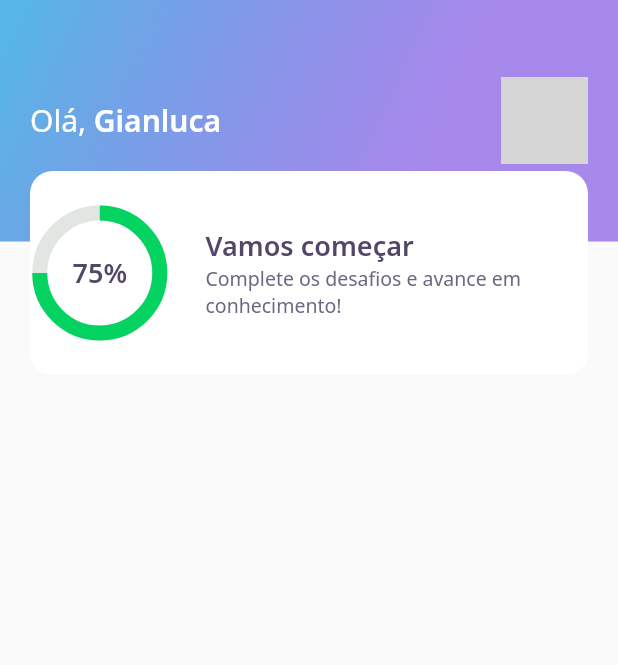
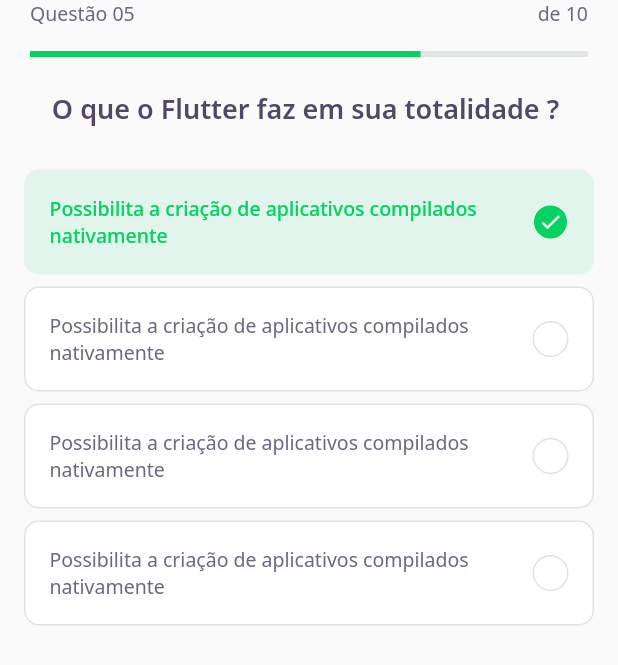
Before and after one commit to gianlucampos/devquiz, a Flutter app: the screen it shows after launch, on a phone screen of 412 x 824 dp. Shown: the top 665 px of the screen. Run offline on Flutter 3.47's test engine with Material 2 defaults, Android fonts, the phone set to English and light mode, and no system bars; our stand-ins replace google_fonts; grey boxes are pictures that could not be loaded.

Commit message:
Dia 02 nlw

```diff
--- /dev/null
+++ b/lib/challenge/challenge_page.dart
@@ -0,0 +1,21 @@
+import 'package:devquiz/challenge/widgets/question_indicator/question_indicator_widget.dart';
+import 'package:devquiz/challenge/widgets/quiz/quiz_widget.dart';
+import 'package:flutter/material.dart';
+
+class ChallengePage extends StatefulWidget {
+  @override
+  _ChallengePageState createState() => _ChallengePageState();
+}
+
+class _ChallengePageState extends State<ChallengePage> {
+  @override
+  Widget build(BuildContext context) {
+    return Scaffold(
+      appBar: PreferredSize(
+        preferredSize: Size.fromHeight(60),
+        child: SafeArea(top: true, child: QuestionIndicatorWidget()),
+      ),
+      body: QuizWidget(title: "O que o Flutter faz em sua totalidade ? "),
+    );
+  }
+}
--- /dev/null
+++ b/lib/challenge/widgets/awnser/awnser_widget.dart
@@ -0,0 +1,74 @@
+import 'package:devquiz/core/app_colors.dart';
+import 'package:devquiz/core/app_text_styles.dart';
+import 'package:flutter/material.dart';
+
+class AwnserWidget extends StatelessWidget {
+  final String title;
+  final bool isRight;
+  final bool isSelected;
+
+  const AwnserWidget(
+      {Key? key,
+      required this.title,
+      this.isRight = false,
+      this.isSelected = false})
+      : super(key: key);
+
+  Color get _selectedColorRight =>
+      isRight ? AppColors.darkGreen : AppColors.darkRed;
+
+  Color get _selectedBorderRight =>
+      isRight ? AppColors.lightGreen : AppColors.lightRed;
+
+  Color get _selectedColorCardRight =>
+      isRight ? AppColors.lightGreen : AppColors.lightRed;
+
+  Color get _selectedBorderCardRight =>
+      isRight ? AppColors.lightGreen : AppColors.lightRed;
+
+  TextStyle get _selectedTextStyleRight =>
+      isRight ? AppTextStyles.bodyDarkGreen : AppTextStyles.bodyDarkRed;
+
+  IconData get _selectedIconRight => isRight ? Icons.check : Icons.close;
+
+  @override
+  Widget build(BuildContext context) {
+    return Padding(
+      padding: const EdgeInsets.symmetric(horizontal: 16, vertical: 4),
+      child: Container(
+        padding: EdgeInsets.all(16),
+        decoration: BoxDecoration(
+          color: isSelected ? _selectedColorCardRight : AppColors.white,
+          borderRadius: BorderRadius.circular(10),
+          border: Border.fromBorderSide(BorderSide(
+              color: isSelected ? _selectedBorderCardRight : AppColors.border)),
+        ),
+        child: Row(
+          children: [
+            Expanded(
+              child: Text(
+                title,
+                style:
+                    isSelected ? _selectedTextStyleRight : AppTextStyles.body,
+              ),
+            ),
+            Container(
+              width: 24,
+              height: 24,
+              decoration: BoxDecoration(
+                color: isSelected ? _selectedColorRight : AppColors.white,
+                borderRadius: BorderRadius.circular(500),
+                border: Border.fromBorderSide(BorderSide(
+                    color:
+                        isSelected ? _selectedBorderRight : AppColors.border)),
+              ),
+              child: isSelected
+                  ? Icon(_selectedIconRight, size: 16, color: Colors.white)
+                  : null,
+            ),
+          ],
+        ),
+      ),
+    );
+  }
+}
--- /dev/null
+++ b/lib/challenge/widgets/question_indicator/question_indicator_widget.dart
@@ -0,0 +1,32 @@
+import 'package:devquiz/shared/widgets/progress_indicator_widgets.dart';
+import 'package:flutter/material.dart';
+
+import '../../../core/core.dart';
+
+class QuestionIndicatorWidget extends StatelessWidget {
+  @override
+  Widget build(BuildContext context) {
+    return Container(
+      padding: const EdgeInsets.symmetric(horizontal: 20),
+      child: Column(
+        children: [
+          Row(
+            mainAxisAlignment: MainAxisAlignment.spaceBetween,
+            children: [
+              Text(
+                "Questão 05",
+                style: AppTextStyles.body,
+              ),
+              Text(
+                "de 10",
+                style: AppTextStyles.body,
+              ),
+            ],
+          ),
+          SizedBox(height: 16),
+          ProgressIndicatorWidget(value: 0.7)
+        ],
+      ),
+    );
+  }
+}
--- /dev/null
+++ b/lib/challenge/widgets/quiz/quiz_widget.dart
@@ -0,0 +1,38 @@
+import 'package:devquiz/challenge/widgets/awnser/awnser_widget.dart';
+import 'package:devquiz/core/app_text_styles.dart';
+import 'package:flutter/widgets.dart';
+
+class QuizWidget extends StatelessWidget {
+  final String title;
+
+  const QuizWidget({Key? key, required this.title}) : super(key: key);
+
+  @override
+  Widget build(BuildContext context) {
+    return Container(
+      child: Column(
+        children: [
+          Text(
+            title,
+            style: AppTextStyles.heading,
+          ),
+          SizedBox(height: 24),
+          AwnserWidget(
+            isRight: true,
+              isSelected: true,
+              title:
+                  "Possibilita a criação de aplicativos compilados nativamente"),
+          AwnserWidget(
+              title:
+                  "Possibilita a criação de aplicativos compilados nativamente"),
+          AwnserWidget(
+              title:
+                  "Possibilita a criação de aplicativos compilados nativamente"),
+          AwnserWidget(
+              title:
+                  "Possibilita a criação de aplicativos compilados nativamente"),
+        ],
+      ),
+    );
+  }
+}
--- a/lib/core/app_widget.dart
+++ b/lib/core/app_widget.dart
@@ -1,4 +1,4 @@
-import 'package:devquiz/home/home_page.dart';
+import 'package:devquiz/challenge/challenge_page.dart';
 import 'package:flutter/material.dart';
 
 class AppWidget extends StatelessWidget {
@@ -6,7 +6,7 @@ class AppWidget extends StatelessWidget {
   Widget build(BuildContext context) {
     return MaterialApp(
       title: "DevQuiz",
-      home: HomePage(),
+      home: ChallengePage(),
     );
   }
 }
--- a/lib/home/widgets/score_card/score_card_widget.dart
+++ b/lib/home/widgets/score_card/score_card_widget.dart
@@ -14,6 +14,8 @@ class ScoreCardWidget extends StatelessWidget {
           color: AppColors.white,
           borderRadius: BorderRadius.circular(15),
         ),
+        child: Padding(
+          padding: const EdgeInsets.symmetric(horizontal: 24),
           child: Row(
             crossAxisAlignment: CrossAxisAlignment.center,
             children: [
@@ -41,6 +43,7 @@ class ScoreCardWidget extends StatelessWidget {
             ],
           ),
         ),
+      ),
     );
   }
 }
--- /dev/null
+++ b/lib/shared/widgets/progress_indicator_widgets.dart
@@ -0,0 +1,18 @@
+import 'package:flutter/material.dart';
+
+import '../../core/core.dart';
+
+class ProgressIndicatorWidget extends StatelessWidget {
+  final double value;
+
+  const ProgressIndicatorWidget({Key? key, required this.value})
+      : super(key: key);
+
+  @override
+  Widget build(BuildContext context) {
+    return LinearProgressIndicator(
+        value: value,
+        backgroundColor: AppColors.chartSecondary,
+        valueColor: AlwaysStoppedAnimation<Color>(AppColors.chartPrimary));
+  }
+}
```
Also changed, not shown: lib/home/home_page.dart (+27 -0 lines), lib/home/widgets/level_button/level_button_widget.dart (added, +57 -0 lines), lib/home/widgets/quiz_card/quiz_card_widget.dart (added, +51 -0 lines). Lines whose indentation alone changed are shown as unchanged.
